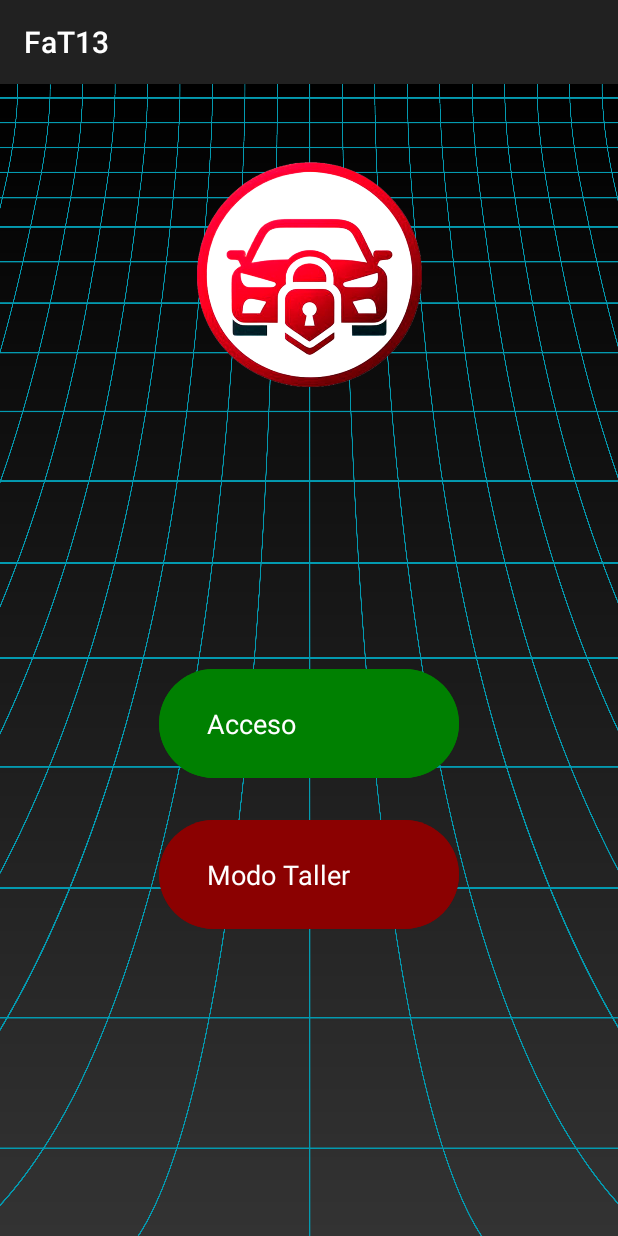
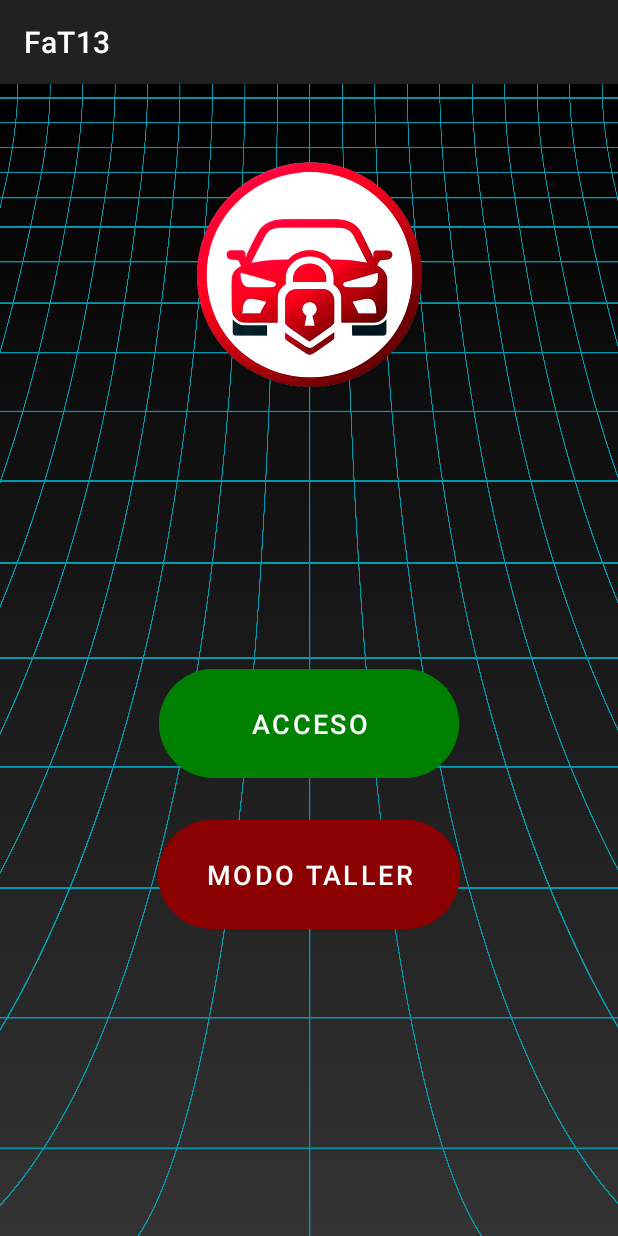
Before and after one commit to Esmecarbea/TFCCarlosFdezIESBarajas15, an Android app: the screen it shows after launch (MainActivity), on a phone screen of 412 x 824 dp. Run offline under Robolectric (Android 15) with nearby library versions, the phone set to English and light mode, and no system bars.

Commit message:
"Versión inicial – botones Pantalla principal bien

```diff
--- a/app/build.gradle.kts
+++ b/app/build.gradle.kts
@@ -40,7 +40,7 @@ dependencies {
 
     implementation(libs.androidx.core.ktx)
     implementation("androidx.appcompat:appcompat:1.6.1")
-    implementation("com.google.android.material:material:1.11.0")
+    implementation("com.google.android.material:material:1.10.0")
     implementation("androidx.constraintlayout:constraintlayout:2.1.4")
     testImplementation(libs.junit)
     androidTestImplementation(libs.androidx.junit)
--- a/app/src/main/AndroidManifest.xml
+++ b/app/src/main/AndroidManifest.xml
@@ -9,7 +9,7 @@
         android:label="@string/app_name"
         android:roundIcon="@mipmap/ic_launcher_round"
         android:supportsRtl="true"
-        android:theme="@style/Theme.AppCompat.Light.DarkActionBar">
+        android:theme="@style/Theme.MaterialComponents.Light.DarkActionBar">
         <activity android:name=".MainActivity"
             android:exported="true">
             <intent-filter>
--- a/app/src/main/res/layout/activity_main.xml
+++ b/app/src/main/res/layout/activity_main.xml
@@ -53,14 +53,14 @@
         android:text="Acceso"
         android:textSize="18sp"
         android:textColor="@android:color/white"
-        app:cornerRadius="200dp"
+        app:cornerRadius="500dp"
         app:layout_constraintTop_toBottomOf="@+id/guideline_bottom_half"
         app:layout_constraintStart_toStartOf="parent"
         app:layout_constraintEnd_toEndOf="parent" />
 
     <com.google.android.material.button.MaterialButton
         android:id="@+id/boton_modo_taller"
-        android:layout_width="200dp"
+        android:layout_width="wrap_content"
         android:layout_height="wrap_content"
         android:layout_marginStart="32dp"
         android:layout_marginTop="16dp"
@@ -71,9 +71,8 @@
         android:text="Modo Taller"
         android:textSize="18sp"
         android:textColor="@android:color/white"
-        app:cornerRadius="200dp"
+        app:cornerRadius="500dp"
         app:layout_constraintTop_toBottomOf="@+id/boton_acceso"
         app:layout_constraintStart_toStartOf="parent"
         app:layout_constraintEnd_toEndOf="parent" />
-
 </androidx.constraintlayout.widget.ConstraintLayout>
```
